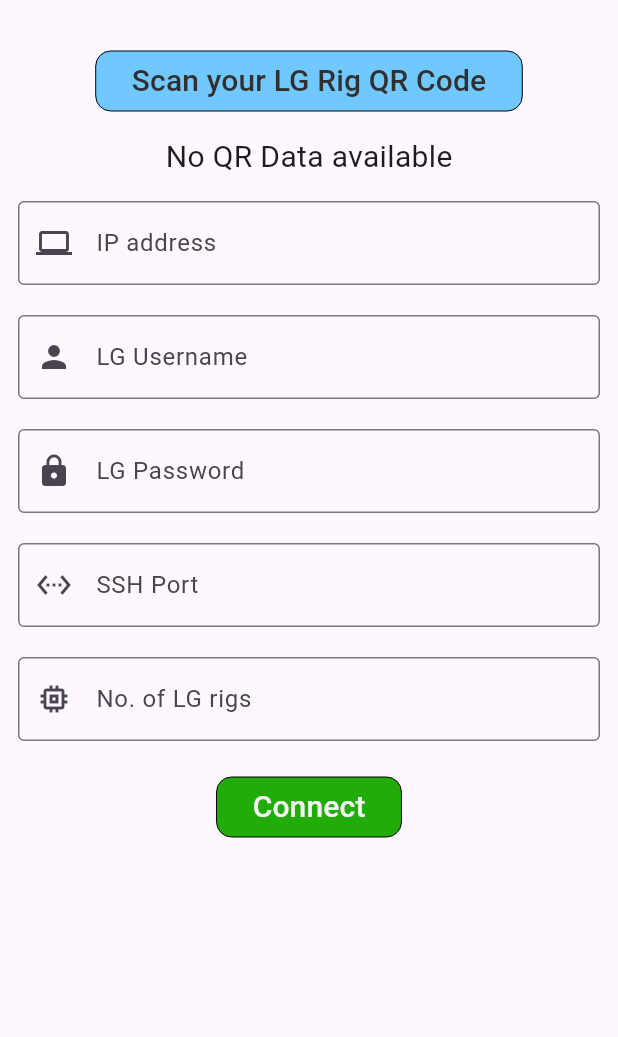
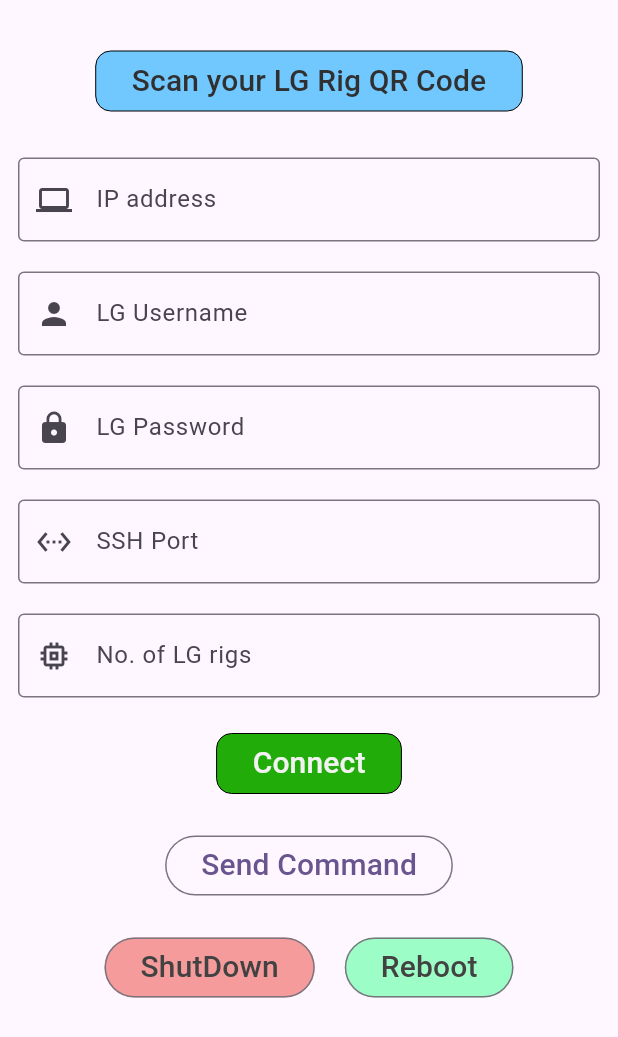
Before and after one commit to NITISHNAVEEN/LG-Robotics-Simulation-with-Gazebo, a Flutter app: the SettingsPage widget shown alone on an empty page, opened directly, on a phone screen of 412 x 824 dp. Shown: the top 1037 px of the screen. Run offline on Flutter 3.47's test engine with Material 3 defaults, Android fonts, the light colour scheme and no system bars; our stand-ins replace get, get_storage; missing offline and left inert: dartssh2, mobile_scanner; accounts and stored records are empty.

Commit message:
feat: Added SSH Conectivity and direct QR Code Entry for the same

```diff
--- a/lib/controllers/settings_controller.dart
+++ b/lib/controllers/settings_controller.dart
@@ -1,4 +1,5 @@
 import 'package:get/get.dart';
+import 'dart:convert';
 import 'package:flutter/material.dart';
 import 'package:get_storage/get_storage.dart';
 import 'package:dartssh2/dartssh2.dart';
@@ -22,19 +23,19 @@ class SettingsController extends GetxController {
   final sshModel = GetStorage();
 
   void saveDetails() {
-    if (sshModel.read("lg_host") != ipController.text){
+    if (sshModel.read("lg_host") != ipController.text) {
       sshModel.write("lg_host", ipController.text);
     }
-    if (sshModel.read("lg_username") != usernameController.text){
+    if (sshModel.read("lg_username") != usernameController.text) {
       sshModel.write("lg_username", usernameController.text);
     }
-    if (sshModel.read("lg_password") != passwordController.text){
+    if (sshModel.read("lg_password") != passwordController.text) {
       sshModel.write("lg_password", passwordController.text);
     }
-    if (sshModel.read("lg_port") != sshPortController.text){
+    if (sshModel.read("lg_port") != sshPortController.text) {
       sshModel.write("lg_port", sshPortController.text);
     }
-    if (sshModel.read("lg_rigs") != rigsController.text){
+    if (sshModel.read("lg_rigs") != rigsController.text) {
       sshModel.write("lg_rigs", rigsController.text);
     }
   }
@@ -60,28 +61,145 @@ class SettingsController extends GetxController {
       );
     } catch (e) {
       sshConnected.value = false;
+      Get.snackbar(
+        "Connection Failed",
+        "Could not connect to Liquid Galaxy Rig",
+        backgroundColor: const Color.fromARGB(255, 250, 121, 104),
+      );
+      return;
     }
-    Get.snackbar("Connection Successfull", "You are now successfully connected to Liquid Galaxy Rig", backgroundColor: const Color.fromARGB(255, 128, 255, 132));
+    Get.snackbar(
+      "Connection Successfull",
+      "You are now successfully connected to Liquid Galaxy Rig",
+      backgroundColor: const Color.fromARGB(255, 128, 255, 132),
+    );
     sshConnected.value = true;
   }
 
   Future<void> disconnect() async {
     // if (await isConnected()) {
-      _client!.close();
-      sshConnected.value = false;
+    _client!.close();
+    sshConnected.value = false;
     // }
+  }
+
+  Future<bool> isConnected() async {
+    if (_client == null || _client!.isClosed) return false;
+    try {
+      // Attempt to execute a simple command to check the connection status
+      final result = await sendCommand('echo "check connection"');
+      print(result);
+      return result != null;
+    } catch (e) {
+      // If an exception occurs, the connection is not active
+      return false;
+    }
+  }
+
+  Future<String?> sendCommand(String command) async {
+    try {
+      print("sending command: $command");
+      return utf8.decode(await _client!.run(command));
+    } on SSHChannelOpenError {
+      await handleSSHChannelOpenError();
+      return utf8.decode(await _client!.run(command));
+    } catch (e) {
+      return null;
+    }
+  }
+
+  Future<SSHSession?> execute(String command) async {
+    try {
+      if (_client == null) {
+        print('SSH client is not initialized.');
+        return null;
+      }
+      print("executing");
+      final session = _client!.execute(command);
+      print("execution complete");
+      return session;
+    } catch (e) {
+      print('An error occurred while executing the command: $e');
+      return null;
+    }
+  }
+
+  Future<void> shutdown() async {
+    final String pw = _password;
+    if (!await isConnected()) {
+      return;
+    }
+
+
+    try {
+        // First send shutdown commands
+        for (var i = int.parse(_rigs); i >= 1; i--) {
+            await sendCommand(
+                'sshpass -p $pw ssh -t lg$i "echo $pw | sudo -S poweroff"'
+            );
+        }
+
+        // Properly close the SSH connection
+        await disconnect();
+
+    } catch (e) {
+        print('Shutdown error: $e');
+        // Still try to close connection even if shutdown command fails
+        await disconnect();
+  }}
+
+  Future<void> reboot() async {
+    final String pw = _password;
+    if (!await isConnected()) {
+      return;
+    }
+
+    for  (var i = int.parse(_rigs); i >=1; i--) {
+      await sendCommand(
+          'sshpass -p $pw ssh -t lg$i "echo $pw | sudo -S reboot"');
+    }
+  }
+
+  Future<void> handleSSHChannelOpenError() async {
+    await disconnect();
+    await connectLg();
   }
 
 
 
-
-
+  /* a function to check if the QR Code is of the format of {
+      "username": "YOUR_USERNAME",
+      "ip": "192.168.XX.XXX",
+      "port": "YOUR_PORT",
+      "password": "YOUR_ACTUAL_PASSWORD",
+      "screens": "3"
+    }*/
+  checkvalid(String code) {
+    try {
+      final data = json.decode(code);
+      return data["username"] != null &&
+          data["ip"] != null &&
+          data["port"] != null &&
+          data["password"] != null &&
+          data["screens"] != null;
+    } catch (e) {
+      return false;
+    }
+  }
 
   void setQRCode(String code) {
     // print("QR Controller - Setting QR Code: $code");
     qrCode.value = code;
     // print("QR Controller - QR Code set to: ${qrCode.value}");
-
+    if (checkvalid(code)) {
+      // print("QR Controller - QR Code is valid");
+      final data = json.decode(code);
+      ipController.text = data["ip"];
+      usernameController.text = data["username"];
+      passwordController.text = data["password"];
+      sshPortController.text = data["port"];
+      rigsController.text = data["screens"];
+    }
     // Add a small delay to ensure the value is set before navigating back
     Future.delayed(const Duration(milliseconds: 100), () {
       // print("QR Controller - Navigating back");
@@ -89,9 +207,33 @@ class SettingsController extends GetxController {
     });
   }
 
-  // @override
-  // void onInit() {
-  //   super.onInit();
-  //   print("QR Controller initialized");
-  // }
+  @override
+  void onInit() {
+    super.onInit();
+    if (sshModel.hasData("lg_host")) {
+      ipController.text = sshModel.read("lg_host");
+    }
+    if (sshModel.hasData("lg_username")) {
+      usernameController.text = sshModel.read("lg_username");
+    }
+    if (sshModel.hasData("lg_password")) {
+      passwordController.text = sshModel.read("lg_password");
+    }
+    if (sshModel.hasData("lg_port")) {
+      sshPortController.text = sshModel.read("lg_port");
+    }
+    if (sshModel.hasData("lg_rigs")) {
+      rigsController.text = sshModel.read("lg_rigs");
+    }
+  }
+
+  @override
+  void onClose() {
+    ipController.dispose();
+    usernameController.dispose();
+    passwordController.dispose();
+    sshPortController.dispose();
+    rigsController.dispose();
+    super.onClose();
+  }
 }
--- a/lib/views/settings_page.dart
+++ b/lib/views/settings_page.dart
@@ -46,12 +46,12 @@ class SettingsPage extends StatelessWidget {
             child: Obx(
               () => Column(
                 children: [
-                  Text(
-                    settingsController.qrCode.isEmpty
-                        ? "No QR Data available"
-                        : "Scanned QR: ${settingsController.qrCode.value}",
-                    style: const TextStyle(fontSize: 20.0),
-                  ),
+                  // Text(
+                  //   settingsController.qrCode.isEmpty
+                  //       ? "No QR Data available"
+                  //       : "Scanned QR: ${settingsController.qrCode.value}",
+                  //   style: const TextStyle(fontSize: 20.0),
+                  // ),
                   SizedBox(height: 15.0),
                   TextField(
                     controller: settingsController.ipController,
@@ -127,9 +127,57 @@ class SettingsPage extends StatelessWidget {
                       ),
                     ),
                     child: Text(
-                      settingsController.sshConnected.value ? "Disconnect" : "Connect",
+                      settingsController.sshConnected.value
+                          ? "Disconnect"
+                          : "Connect",
                       style: TextStyle(fontSize: 20.0),
                     ),
+                  ),
+                  SizedBox(height: 20.0),
+                  OutlinedButton(
+                    onPressed: () async {
+                      final result = await settingsController.sendCommand(
+                        'firefox',
+                      );
+                      if (result != null) {
+                        // Get.snackbar("Command Result", ": $result");
+                        print("Command output: $result");
+                      } else {
+                        print("Command failed or returned null");
+                      }
+                    },
+                    child: Text(
+                      "Send Command",
+                      style: TextStyle(fontSize: 20.0),
+                    ),
+                  ),
+                  SizedBox(height: 20.0),
+                  Row(
+                    mainAxisAlignment: MainAxisAlignment.center,
+                    children: [
+                      OutlinedButton(
+                        onPressed: settingsController.shutdown,
+                        style: ButtonStyle(
+                          backgroundColor: WidgetStateProperty.all(
+                            const Color.fromARGB(255, 246, 155, 155),
+                          )
+                        ),
+                        child: Text(
+                          "ShutDown",
+                          style: TextStyle(fontSize: 20.0, color: Colors.grey.shade800),
+                        ),
+                      ),
+                      SizedBox(width: 20.0),
+                      OutlinedButton(
+                        onPressed: settingsController.reboot,
+                        style: ButtonStyle(
+                          backgroundColor: WidgetStateProperty.all(
+                            const Color.fromARGB(255, 157, 253, 199),
+                          )
+                        ),
+                        child: Text("Reboot", style: TextStyle(fontSize: 20.0, color: Colors.grey.shade800)),
+                      ),
+                    ],
                   ),
                 ],
               ),
```
